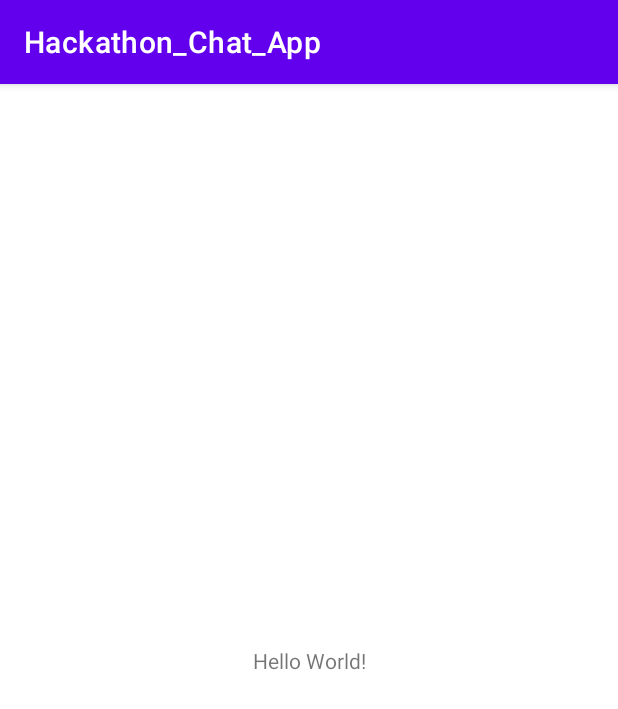
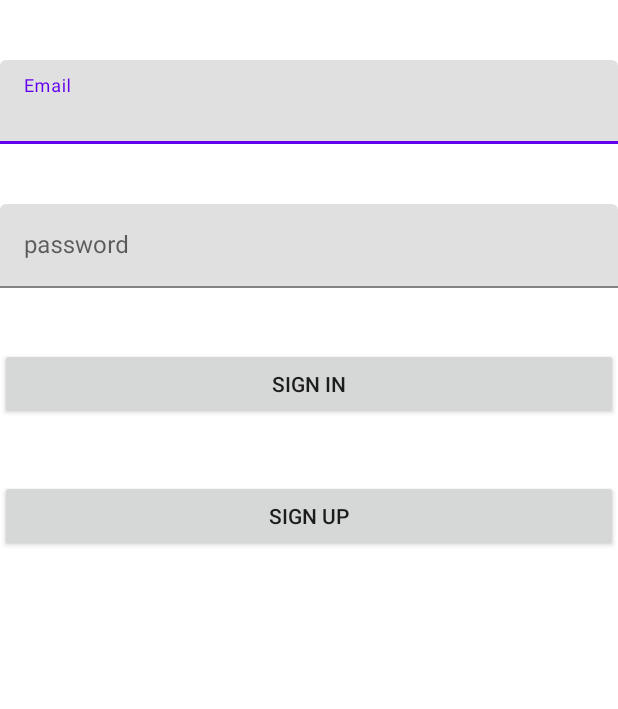
Before and after one commit to Yusufsefa/hackathon_chat_app, an Android app: the screen it shows after launch (MainActivity), on a phone screen of 412 x 824 dp. Shown: the top 709 px of the screen. Run offline under Robolectric (Android 15) with nearby library versions, the phone set to English and light mode, and no system bars; our stand-ins replace data binding.

Commit message:
add login and register

```diff
--- a/app/build.gradle
+++ b/app/build.gradle
@@ -41,6 +41,8 @@ dependencies {
     implementation 'androidx.appcompat:appcompat:1.3.1'
     implementation 'com.google.android.material:material:1.4.0'
     implementation 'androidx.constraintlayout:constraintlayout:2.1.0'
+    implementation 'com.google.firebase:firebase-auth:19.3.0'
+    implementation 'androidx.legacy:legacy-support-v4:1.0.0'
     testImplementation 'junit:junit:4.+'
     androidTestImplementation 'androidx.test.ext:junit:1.1.3'
     androidTestImplementation 'androidx.test.espresso:espresso-core:3.4.0'
@@ -53,4 +55,5 @@ dependencies {
 
     implementation "org.jetbrains.kotlinx:kotlinx-coroutines-android:1.4.3"
     implementation "org.jetbrains.kotlinx:kotlinx-coroutines-core:1.4.3"
+
 }
--- /dev/null
+++ b/app/src/main/java/com/yyusufsefa/hackathon_chat_app/common/BaseFragment.kt
@@ -0,0 +1,28 @@
+package com.yyusufsefa.hackathon_chat_app.common
+
+import android.os.Bundle
+import android.view.LayoutInflater
+import android.view.View
+import android.view.ViewGroup
+import androidx.annotation.LayoutRes
+import androidx.databinding.DataBindingUtil
+import androidx.databinding.ViewDataBinding
+import androidx.fragment.app.Fragment
+
+abstract class BaseFragment<WD : ViewDataBinding>(@LayoutRes private val layoutRes: Int) :
+    Fragment() {
+    internal lateinit var binding: WD
+
+    override fun onCreateView(
+        inflater: LayoutInflater,
+        container: ViewGroup?,
+        savedInstanceState: Bundle?
+    ): View = DataBindingUtil.inflate<WD>(
+        inflater,
+        layoutRes,
+        container,
+        false
+    ).also {
+        binding = it
+    }.root
+}
--- /dev/null
+++ b/app/src/main/java/com/yyusufsefa/hackathon_chat_app/ui/auth/login/LoginFragment.kt
@@ -0,0 +1,24 @@
+package com.yyusufsefa.hackathon_chat_app.ui.auth.login
+
+import android.os.Bundle
+import android.view.View
+import androidx.lifecycle.ViewModelProvider
+import androidx.navigation.fragment.findNavController
+import com.yyusufsefa.hackathon_chat_app.R
+import com.yyusufsefa.hackathon_chat_app.common.BaseFragment
+import com.yyusufsefa.hackathon_chat_app.databinding.FragmentLoginBinding
+
+class LoginFragment : BaseFragment<FragmentLoginBinding>(R.layout.fragment_login) {
+
+    private val viewModel: LoginViewModel by lazy {
+        ViewModelProvider(this).get(LoginViewModel::class.java)
+    }
+
+    override fun onViewCreated(view: View, savedInstanceState: Bundle?) {
+        super.onViewCreated(view, savedInstanceState)
+
+        binding.btnRegister.setOnClickListener {
+            findNavController().navigate(R.id.action_loginFragment_to_signUpFragment)
+        }
+    }
+}
--- /dev/null
+++ b/app/src/main/res/drawable/ic_email.xml
@@ -0,0 +1,10 @@
+<vector xmlns:android="http://schemas.android.com/apk/res/android"
+    android:width="24dp"
+    android:height="24dp"
+    android:tint="#7E7D7D"
+    android:viewportWidth="24"
+    android:viewportHeight="24">
+    <path
+        android:fillColor="@android:color/white"
+        android:pathData="M20,4L4,4c-1.1,0 -1.99,0.9 -1.99,2L2,18c0,1.1 0.9,2 2,2h16c1.1,0 2,-0.9 2,-2L22,6c0,-1.1 -0.9,-2 -2,-2zM20,8l-8,5 -8,-5L4,6l8,5 8,-5v2z" />
+</vector>
--- a/app/src/main/res/layout/activity_main.xml
+++ b/app/src/main/res/layout/activity_main.xml
@@ -6,13 +6,11 @@
     android:layout_height="match_parent"
     tools:context=".MainActivity">
 
-    <TextView
-        android:layout_width="wrap_content"
-        android:layout_height="wrap_content"
-        android:text="Hello World!"
-        app:layout_constraintBottom_toBottomOf="parent"
-        app:layout_constraintLeft_toLeftOf="parent"
-        app:layout_constraintRight_toRightOf="parent"
-        app:layout_constraintTop_toTopOf="parent" />
-
+    <androidx.fragment.app.FragmentContainerView
+        android:id="@+id/fragmentContainerView"
+        android:name="androidx.navigation.fragment.NavHostFragment"
+        android:layout_width="match_parent"
+        android:layout_height="match_parent"
+        app:defaultNavHost="true"
+        app:navGraph="@navigation/nav_graph" />
 </androidx.constraintlayout.widget.ConstraintLayout>
--- /dev/null
+++ b/app/src/main/res/layout/fragment_login.xml
@@ -0,0 +1,66 @@
+<?xml version="1.0" encoding="utf-8"?>
+
+<layout xmlns:android="http://schemas.android.com/apk/res/android"
+    xmlns:app="http://schemas.android.com/apk/res-auto"
+    xmlns:tools="http://schemas.android.com/tools">
+
+    <data>
+
+        <variable
+            name="loginViewModel"
+            type="com.yyusufsefa.hackathon_chat_app.ui.auth.login.LoginViewModel" />
+    </data>
+
+    <androidx.constraintlayout.widget.ConstraintLayout
+        android:layout_width="match_parent"
+        android:layout_height="match_parent"
+        tools:context=".ui.auth.login.LoginFragment">
+
+        <com.google.android.material.textfield.TextInputLayout
+            android:id="@+id/txt_input_login_email"
+            android:layout_width="match_parent"
+            android:layout_height="wrap_content"
+            android:layout_marginTop="40dp"
+            android:drawableEnd="@drawable/ic_email"
+            android:hint="Email"
+            app:layout_constraintTop_toTopOf="parent">
+
+            <com.google.android.material.textfield.TextInputEditText
+                android:id="@+id/txt_edit_email"
+                android:layout_width="match_parent"
+                android:layout_height="wrap_content" />
+        </com.google.android.material.textfield.TextInputLayout>
+
+        <com.google.android.material.textfield.TextInputLayout
+            android:id="@+id/txt_input_login_password"
+            android:layout_width="match_parent"
+            android:layout_height="wrap_content"
+            android:layout_marginTop="40dp"
+            android:drawableEnd="@drawable/ic_email"
+            android:hint="password"
+            app:layout_constraintTop_toBottomOf="@id/txt_input_login_email">
+
+            <com.google.android.material.textfield.TextInputEditText
+                android:id="@+id/txt_edit_password"
+                android:layout_width="match_parent"
+                android:layout_height="wrap_content" />
+        </com.google.android.material.textfield.TextInputLayout>
+
+        <androidx.appcompat.widget.AppCompatButton
+            android:id="@+id/btn_login"
+            android:layout_width="match_parent"
+            android:layout_height="wrap_content"
+            android:layout_marginTop="40dp"
+            android:text="Sign In"
+            app:layout_constraintTop_toBottomOf="@id/txt_input_login_password" />
+
+        <androidx.appcompat.widget.AppCompatButton
+            android:id="@+id/btn_register"
+            android:layout_width="match_parent"
+            android:layout_height="wrap_content"
+            android:layout_marginTop="40dp"
+            android:text="Sign Up"
+            app:layout_constraintTop_toBottomOf="@id/btn_login" />
+
+    </androidx.constraintlayout.widget.ConstraintLayout>
+</layout>
--- /dev/null
+++ b/app/src/main/res/navigation/nav_graph.xml
@@ -0,0 +1,19 @@
+<?xml version="1.0" encoding="utf-8"?>
+<navigation xmlns:android="http://schemas.android.com/apk/res/android"
+    xmlns:app="http://schemas.android.com/apk/res-auto"
+    android:id="@+id/nav_graph"
+    app:startDestination="@id/loginFragment">
+
+    <fragment
+        android:id="@+id/loginFragment"
+        android:name="com.yyusufsefa.hackathon_chat_app.ui.auth.login.LoginFragment"
+        android:label="LoginFragment">
+        <action
+            android:id="@+id/action_loginFragment_to_signUpFragment"
+            app:destination="@id/signUpFragment" />
+    </fragment>
+    <fragment
+        android:id="@+id/signUpFragment"
+        android:name="com.yyusufsefa.hackathon_chat_app.ui.auth.signUp.SignUpFragment"
+        android:label="SignUpFragment" />
+</navigation>
--- a/app/src/main/res/values-night/themes.xml
+++ b/app/src/main/res/values-night/themes.xml
@@ -1,6 +1,6 @@
 <resources xmlns:tools="http://schemas.android.com/tools">
     <!-- Base application theme. -->
-    <style name="Theme.Hackathon_Chat_App" parent="Theme.MaterialComponents.DayNight.DarkActionBar">
+    <style name="Theme.Hackathon_Chat_App" parent="Theme.MaterialComponents.DayNight.NoActionBar">
         <!-- Primary brand color. -->
         <item name="colorPrimary">@color/purple_200</item>
         <item name="colorPrimaryVariant">@color/purple_700</item>
--- a/app/src/main/res/values/strings.xml
+++ b/app/src/main/res/values/strings.xml
@@ -1,3 +1,5 @@
 <resources>
     <string name="app_name">Hackathon_Chat_App</string>
+    <!-- TODO: Remove or change this placeholder text -->
+    <string name="hello_blank_fragment">Hello blank fragment</string>
 </resources>
--- a/app/src/main/res/values/themes.xml
+++ b/app/src/main/res/values/themes.xml
@@ -1,6 +1,6 @@
 <resources xmlns:tools="http://schemas.android.com/tools">
     <!-- Base application theme. -->
-    <style name="Theme.Hackathon_Chat_App" parent="Theme.MaterialComponents.DayNight.DarkActionBar">
+    <style name="Theme.Hackathon_Chat_App" parent="Theme.MaterialComponents.DayNight.NoActionBar">
         <!-- Primary brand color. -->
         <item name="colorPrimary">@color/purple_500</item>
         <item name="colorPrimaryVariant">@color/purple_700</item>
```
Also changed, not shown: app/src/main/java/com/yyusufsefa/hackathon_chat_app/data/model/User.kt (added, +8 -0 lines), app/src/main/java/com/yyusufsefa/hackathon_chat_app/ui/auth/login/LoginViewModel.kt (added, +33 -0 lines), app/src/main/java/com/yyusufsefa/hackathon_chat_app/ui/auth/signUp/SignUpFragment.kt (added, +32 -0 lines), app/src/main/java/com/yyusufsefa/hackathon_chat_app/ui/auth/signUp/SignUpViewModel.kt (added, +27 -0 lines), app/src/main/res/layout/fragment_sign_up.xml (added, +56 -0 lines).
